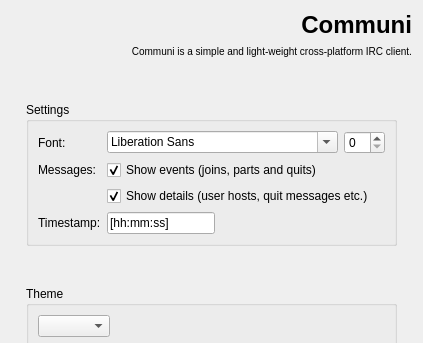
Old version of the form src/app/settingspage.ui in the repository communi/communi-desktop; both pictures show x 0 to 423 and y 0 to 343 of the 423 by 583 pixel window.
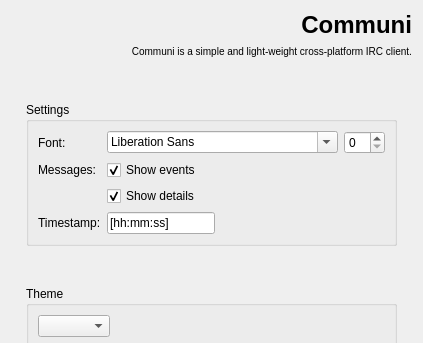
New version of the form. Icons and pictures are not drawn. Custom widgets are drawn as their Qt base class.

Commit message: Settings page wording

Patch:
```diff
--- a/src/app/settingspage.ui
+++ b/src/app/settingspage.ui
@@ -242,7 +242,7 @@
          <item row="1" column="1">
           <widget class="QCheckBox" name="eventsBox">
            <property name="text">
-            <string>Show events (joins, parts and quits)</string>
+            <string>Show events</string>
            </property>
            <property name="checked">
             <bool>true</bool>
@@ -252,7 +252,7 @@
          <item row="2" column="1">
           <widget class="QCheckBox" name="detailsBox">
            <property name="text">
-            <string>Show details (user hosts, quit messages etc.)</string>
+            <string>Show details</string>
            </property>
            <property name="checked">
             <bool>true</bool>
```
Left out of the diff: 6 changed lines with no effect on the pictures.
